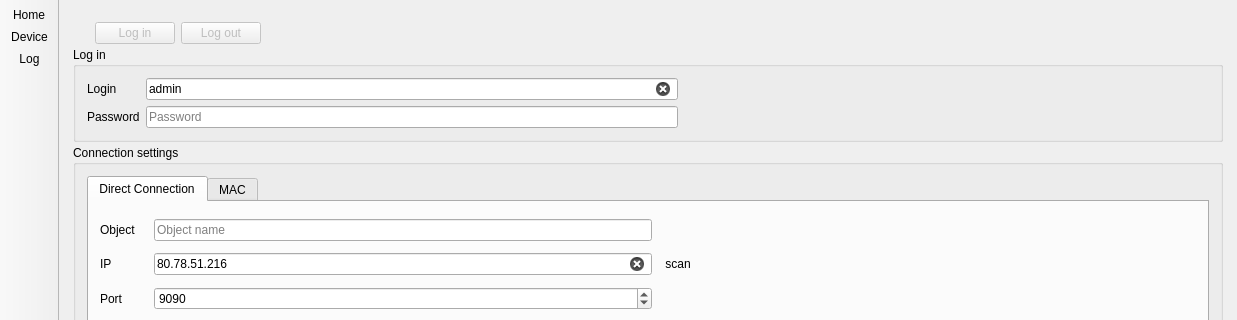
Qt form mainwindow.ui (KTS-Intek/Matilda-config) before a commit; both pictures show x 0 to 1237 and y 0 to 320 of the 1237 by 634 pixel window.
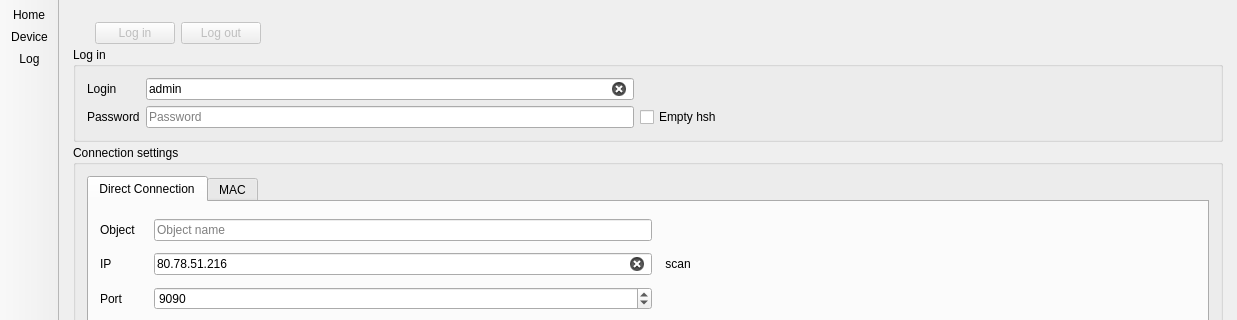
The same form after that commit. The open tabs and pages were chosen to show the change. Icons and pictures are not drawn.

```diff
--- a/mainwindow.ui
+++ b/mainwindow.ui
@@ -152,7 +152,7 @@
                  </property>
                 </widget>
                </item>
-               <item row="1" column="2">
+               <item row="1" column="3">
                 <spacer name="horizontalSpacer_3">
                  <property name="orientation">
                   <enum>Qt::Horizontal</enum>
@@ -179,6 +179,13 @@
                  </property>
                 </widget>
                </item>
+               <item row="1" column="2">
+                <widget class="QCheckBox" name="cbEmptyHsh">
+                 <property name="text">
+                  <string>Empty hsh</string>
+                 </property>
+                </widget>
+               </item>
               </layout>
              </widget>
             </item>
```
Left out of the diff: 2 changed lines with no effect on the pictures.
